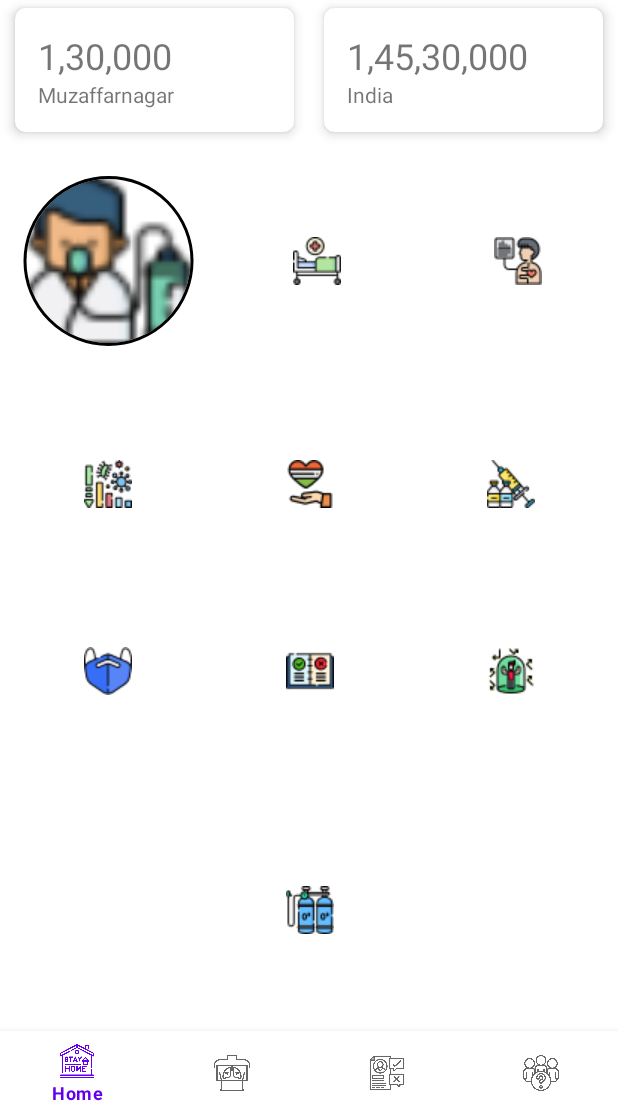
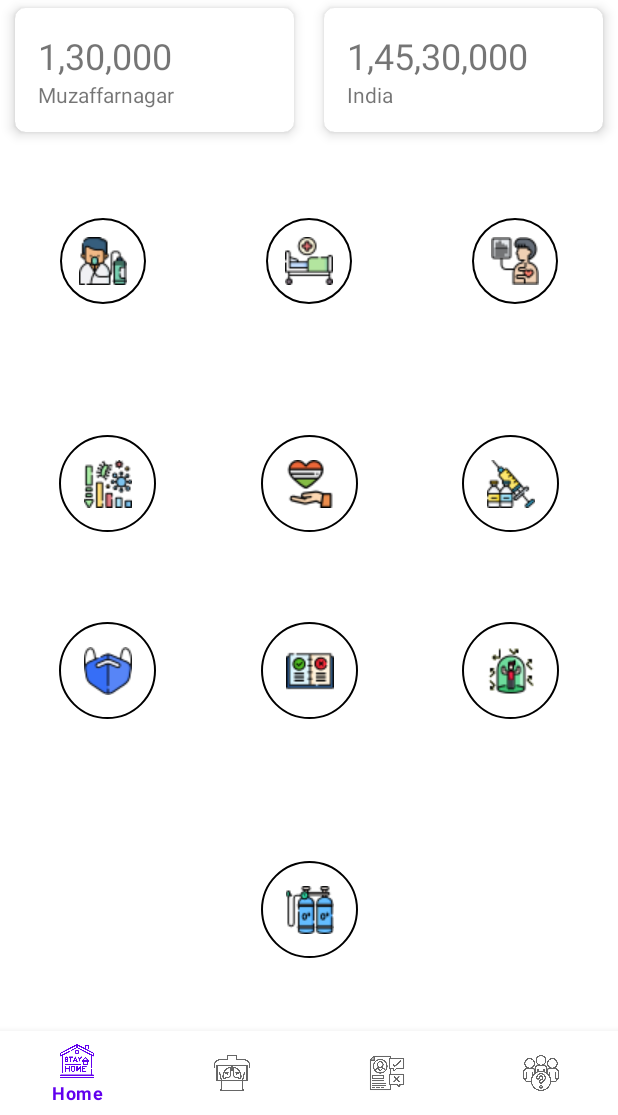
Before and after one commit to pulkit697/GoCorona, an Android app: the screen it shows after launch once a user with an empty profile is signed in (MainActivity), on a phone screen of 412 x 824 dp, the part 121-1236 px from its top. Run offline under Robolectric (Android 15) with nearby library versions, the phone set to English and light mode, and no system bars; our stand-ins replace Firebase (no records; nobody signed in at launch, a user with empty details on screens opened directly), navigation-ui; Roboto replaces fonts that are not available here; 3 statements that could not run were skipped.

Commit message:
minor ui trial 2

```diff
--- /dev/null
+++ b/app/src/main/res/drawable/circle_solid_background.xml
@@ -0,0 +1,5 @@
+<?xml version="1.0" encoding="utf-8"?>
+<shape android:shape="oval"
+    xmlns:android="http://schemas.android.com/apk/res/android">
+    <stroke android:width="1dp" android:color="@color/black_and_white" />
+</shape>
--- a/app/src/main/res/layout/fragment_home.xml
+++ b/app/src/main/res/layout/fragment_home.xml
@@ -76,15 +76,14 @@
         </RelativeLayout>
     </androidx.cardview.widget.CardView>
 
-    <de.hdodenhof.circleimageview.CircleImageView
+    <ImageView
         android:id="@+id/ivFragHomeGetOxygen"
         android:layout_width="0dp"
         android:layout_height="0dp"
         android:contentDescription="see nearly availability of oxygen cylinders"
-        android:scaleType="centerCrop"
-        android:layout_margin="5dp"
-        android:padding="10dp"
-
+        android:scaleType="center"
+        android:layout_margin="@dimen/upper_imageview_margin"
+        android:background="@drawable/circle_solid_background"
         android:src="@drawable/buy_oxygen"
         app:layout_constraintBottom_toTopOf="@id/glFragHomeHorizontalSeparation"
         app:layout_constraintDimensionRatio="1"
@@ -92,15 +91,14 @@
         app:layout_constraintHorizontal_bias="0.5"
         app:layout_constraintStart_toStartOf="parent"
         app:layout_constraintTop_toBottomOf="@id/cvFragHomeCityCases"
-        app:civ_border_color="@color/black"
-        app:civ_border_width="2dp"
         />
-    <com.google.android.material.imageview.ShapeableImageView
+    <ImageView
         android:id="@+id/ivFragHomeHospitalBed"
         android:layout_width="0dp"
         android:layout_height="0dp"
         android:contentDescription="check availability of vacant hospitals beds nearby"
-        android:padding="25dp"
+        android:layout_margin="@dimen/upper_imageview_margin"
+        android:background="@drawable/circle_solid_background"
         android:scaleType="center"
         android:src="@drawable/hospital_bed"
         app:layout_constraintBottom_toTopOf="@id/glFragHomeHorizontalSeparation"
@@ -109,12 +107,13 @@
         app:layout_constraintHorizontal_bias="0.5"
         app:layout_constraintStart_toEndOf="@+id/ivFragHomeGetOxygen"
         app:layout_constraintTop_toBottomOf="@id/cvFragHomeCityCases"
-        app:shapeAppearanceOverlay="@style/ShapeAppearance.CircularImageView" />
-    <com.google.android.material.imageview.ShapeableImageView
+        />
+    <ImageView
         android:id="@+id/ivFragHomeCTScan"
         android:layout_width="0dp"
         android:layout_height="0dp"
-        android:padding="25dp"
+        android:layout_margin="@dimen/upper_imageview_margin"
+        android:background="@drawable/circle_solid_background"
         android:scaleType="center"
         android:src="@drawable/ct_scan"
         app:layout_constraintBottom_toTopOf="@id/glFragHomeHorizontalSeparation"
@@ -132,86 +131,92 @@
         android:orientation="horizontal"
         app:layout_constraintGuide_percent="0.4" />
 
-    <com.google.android.material.imageview.ShapeableImageView
+    <ImageView
         android:id="@+id/ivFragHomeCoronaCount"
         android:layout_width="0dp"
         android:layout_height="0dp"
-        android:padding="25dp"
+        android:layout_margin="@dimen/middle_imageview_margin"
         android:scaleType="center"
         android:onClick="navigateToCoronaCount"
         android:src="@drawable/corona_graph"
+        android:background="@drawable/circle_solid_background"
         app:layout_constraintBottom_toTopOf="@+id/ivFragHomeBuyMask"
         app:layout_constraintDimensionRatio="1"
         app:layout_constraintEnd_toStartOf="@+id/ivFragHomePMReliefFund"
         app:layout_constraintHorizontal_bias="0.5"
         app:layout_constraintStart_toStartOf="parent"
         app:layout_constraintTop_toBottomOf="@id/glFragHomeHorizontalSeparation"
-        app:shapeAppearanceOverlay="@style/ShapeAppearance.CircularImageView" />
-    <com.google.android.material.imageview.ShapeableImageView
+        />
+    <ImageView
         android:id="@+id/ivFragHomePMReliefFund"
         android:layout_width="0dp"
         android:layout_height="0dp"
-        android:padding="25dp"
+        android:layout_margin="@dimen/middle_imageview_margin"
         android:scaleType="center"
         android:src="@drawable/india"
+        android:background="@drawable/circle_solid_background"
         app:layout_constraintBottom_toTopOf="@+id/ivFragHomeGovtGuidelines"
         app:layout_constraintDimensionRatio="1"
         app:layout_constraintEnd_toStartOf="@+id/ivFragHomeBookVaccine"
         app:layout_constraintHorizontal_bias="0.5"
         app:layout_constraintStart_toEndOf="@+id/ivFragHomeCoronaCount"
         app:layout_constraintTop_toBottomOf="@id/glFragHomeHorizontalSeparation"
-        app:shapeAppearanceOverlay="@style/ShapeAppearance.CircularImageView" />
-    <com.google.android.material.imageview.ShapeableImageView
+        />
+    <ImageView
         android:id="@+id/ivFragHomeBookVaccine"
         android:layout_width="0dp"
         android:layout_height="0dp"
-        android:padding="25dp"
+        android:layout_margin="@dimen/middle_imageview_margin"
         android:scaleType="center"
         android:onClick="navigateToVaccineCount"
         android:src="@drawable/vaccine"
+        android:background="@drawable/circle_solid_background"
         app:layout_constraintBottom_toTopOf="@+id/ivFragHomeIsolationRequirements"
         app:layout_constraintDimensionRatio="1"
         app:layout_constraintEnd_toEndOf="parent"
         app:layout_constraintHorizontal_bias="0.5"
         app:layout_constraintStart_toEndOf="@+id/ivFragHomePMReliefFund"
         app:layout_constraintTop_toBottomOf="@id/glFragHomeHorizontalSeparation"
-        app:shapeAppearanceOverlay="@style/ShapeAppearance.CircularImageView" />
-    <com.google.android.material.imageview.ShapeableImageView
+        />
+    <ImageView
         android:id="@+id/ivFragHomeBuyMask"
         android:layout_width="0dp"
         android:layout_height="0dp"
         android:onClick="navigateToMaskFragment"
-        android:padding="25dp"
+        android:layout_margin="@dimen/middle_imageview_margin"
         android:scaleType="center"
         android:src="@drawable/mask"
+        android:background="@drawable/circle_solid_background"
         app:layout_constraintBottom_toBottomOf="@id/glFragHomeHorizontalBelowGrid"
         app:layout_constraintDimensionRatio="1"
         app:layout_constraintEnd_toStartOf="@+id/ivFragHomeGovtGuidelines"
         app:layout_constraintHorizontal_bias="0.5"
         app:layout_constraintStart_toStartOf="parent"
         app:layout_constraintTop_toBottomOf="@+id/ivFragHomeCoronaCount"
-        app:shapeAppearanceOverlay="@style/ShapeAppearance.CircularImageView" />
-    <com.google.android.material.imageview.ShapeableImageView
+        />
+    <ImageView
         android:id="@+id/ivFragHomeGovtGuidelines"
         android:layout_width="0dp"
         android:layout_height="0dp"
         android:onClick="navigateToGuidelinesFragment"
-        android:padding="25dp"
+        android:layout_margin="@dimen/middle_imageview_margin"
         android:scaleType="center"
         android:src="@drawable/govt_guidelines"
+        android:background="@drawable/circle_solid_background"
         app:layout_constraintBottom_toBottomOf="@id/glFragHomeHorizontalBelowGrid"
         app:layout_constraintDimensionRatio="1"
         app:layout_constraintEnd_toStartOf="@+id/ivFragHomeIsolationRequirements"
         app:layout_constraintHorizontal_bias="0.5"
         app:layout_constraintStart_toEndOf="@+id/ivFragHomeBuyMask"
         app:layout_constraintTop_toBottomOf="@+id/ivFragHomePMReliefFund"
-        app:shapeAppearanceOverlay="@style/ShapeAppearance.CircularImageView" />
-    <com.google.android.material.imageview.ShapeableImageView
+        />
+    <ImageView
         android:id="@+id/ivFragHomeIsolationRequirements"
         android:layout_width="0dp"
         android:layout_height="0dp"
         android:onClick="navigateToIsolationHelper"
-        android:padding="25dp"
+        android:layout_margin="@dimen/middle_imageview_margin"
+        android:background="@drawable/circle_solid_background"
         android:scaleType="center"
         android:src="@drawable/isolation_needs"
         app:layout_constraintBottom_toBottomOf="@id/glFragHomeHorizontalBelowGrid"
@@ -220,7 +225,7 @@
         app:layout_constraintHorizontal_bias="0.5"
         app:layout_constraintStart_toEndOf="@+id/ivFragHomeGovtGuidelines"
         app:layout_constraintTop_toBottomOf="@+id/ivFragHomeBookVaccine"
-        app:shapeAppearanceOverlay="@style/ShapeAppearance.CircularImageView" />
+        />
 
     <androidx.constraintlayout.widget.Guideline
         android:id="@+id/glFragHomeHorizontalBelowGrid"
@@ -229,20 +234,19 @@
         android:orientation="horizontal"
         app:layout_constraintGuide_percent="0.75" />
 
-    <com.google.android.material.imageview.ShapeableImageView
+    <ImageView
         android:id="@+id/ivFragHomeSellOxygen"
         android:layout_width="0dp"
         android:layout_height="0dp"
         android:layout_marginTop="15dp"
-        android:padding="25dp"
         android:scaleType="center"
         android:src="@drawable/sell_oxygen"
+        android:background="@drawable/circle_solid_background"
         app:layout_constraintBottom_toBottomOf="parent"
-
         app:layout_constraintDimensionRatio="1"
         app:layout_constraintEnd_toEndOf="@id/ivFragHomeGovtGuidelines"
         app:layout_constraintStart_toStartOf="@id/ivFragHomeGovtGuidelines"
         app:layout_constraintTop_toBottomOf="@id/glFragHomeHorizontalBelowGrid"
-        app:shapeAppearanceOverlay="@style/ShapeAppearance.CircularImageView" />
+        />
 
 </androidx.constraintlayout.widget.ConstraintLayout>
--- /dev/null
+++ b/app/src/main/res/values-night/dimens.xml
@@ -0,0 +1,4 @@
+<?xml version="1.0" encoding="utf-8"?>
+<resources>
+    <dimen name="middle_imageview_margin">30dp</dimen>
+</resources>
--- /dev/null
+++ b/app/src/main/res/values/dimens.xml
@@ -0,0 +1,5 @@
+<?xml version="1.0" encoding="utf-8"?>
+<resources>
+    <dimen name="middle_imageview_margin">30dp</dimen>
+    <dimen name="upper_imageview_margin">40dp</dimen>
+</resources>
```
